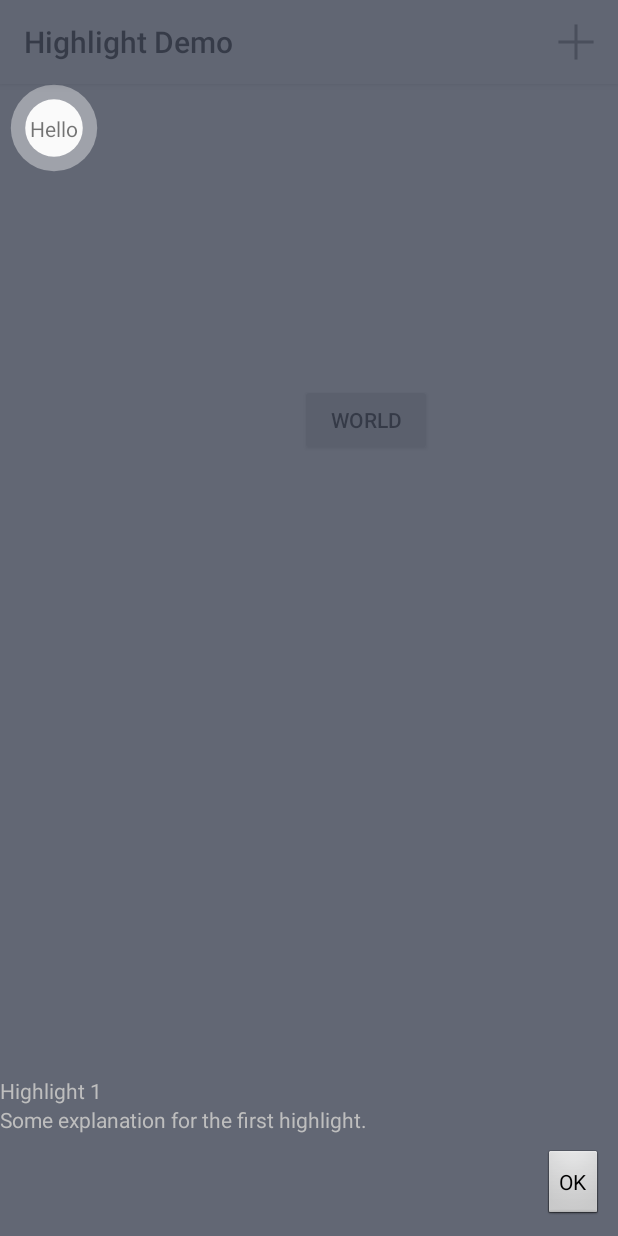
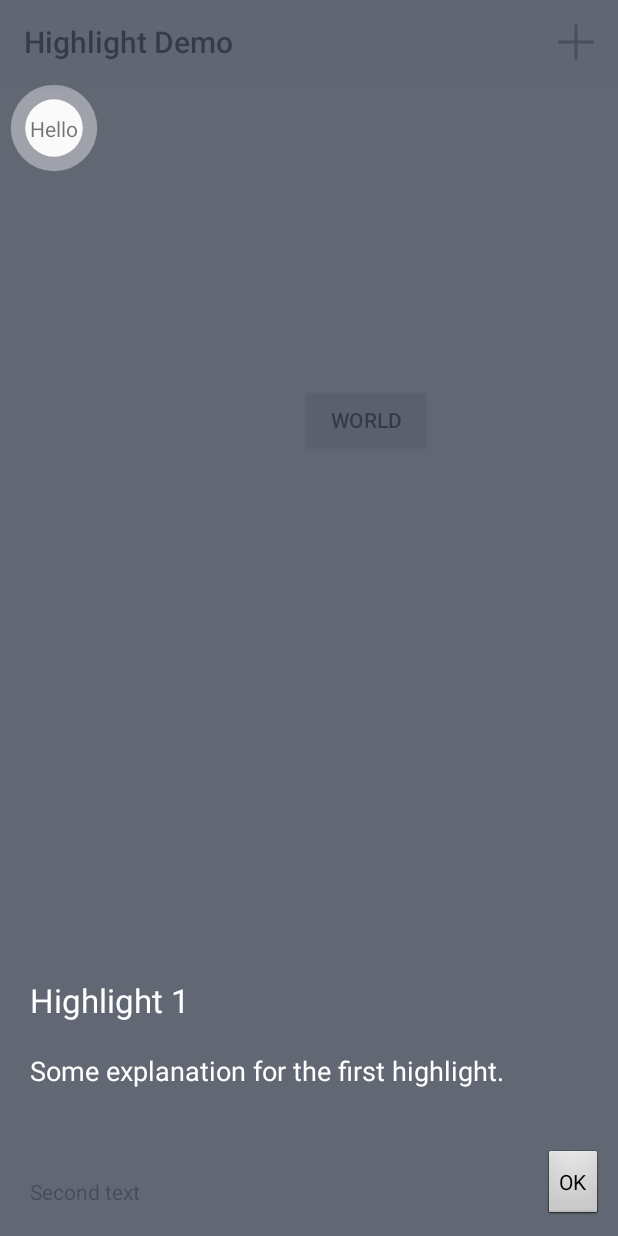
Before and after one commit to apuder/Highlight, an Android app: the screen it shows after launch (MainActivity), on a phone screen of 412 x 824 dp. Run offline under Robolectric (Android 15) with nearby library versions, the phone set to English and light mode, and no system bars.

Commit message:
Hook into layout listener for all items. Show description either on top of bottom.

```diff
--- a/demo/src/main/java/org/puder/highlight/demo/MainActivity.java
+++ b/demo/src/main/java/org/puder/highlight/demo/MainActivity.java
@@ -19,9 +19,12 @@ public class MainActivity extends AppCompatActivity {
         super.onCreate(savedInstanceState);
         setContentView(R.layout.main_activity);
         highlightManager = new HighlightManager(this);
+        highlightManager.reshowAllHighlights();
         highlightManager.addView(R.id.text).setTitle(R.string.highlight1_title)
                 .setDescriptionId(R.string.highlight1_descr);
         highlightManager.addView(R.id.button).setTitle(R.string.highlight2_title)
+                .setDescriptionId(R.string.highlight2_descr);
+        highlightManager.addView(R.id.text2).setTitle(R.string.highlight2_title)
                 .setDescriptionId(R.string.highlight2_descr);
     }
 
--- a/demo/src/main/res/layout/main_activity.xml
+++ b/demo/src/main/res/layout/main_activity.xml
@@ -19,4 +19,12 @@
         android:layout_marginTop="200dp"
         android:text="World"/>
 
+    <TextView
+        android:id="@+id/text2"
+        android:layout_width="wrap_content"
+        android:layout_height="wrap_content"
+        android:layout_alignParentBottom="true"
+        android:layout_margin="20dp"
+        android:text="Second text"/>
+
 </RelativeLayout>
--- a/demo/src/main/res/values/strings.xml
+++ b/demo/src/main/res/values/strings.xml
@@ -6,5 +6,6 @@
     <string name="highlight2_title">Highlight 2</string>
     <string name="highlight2_descr">Some explanation for the second highlight.</string>
     <string name="highlight3_title">Highlight 3</string>
-    <string name="highlight3_descr">Some explanation for the third highlight.</string>
+    <string name="highlight3_descr">Some explanation for the third highlight. A longer string to
+        force a second line in the help text.</string>
 </resources>
--- a/library/src/main/java/org/puder/highlight/HighlightManager.java
+++ b/library/src/main/java/org/puder/highlight/HighlightManager.java
@@ -1,11 +1,13 @@
 package org.puder.highlight;
 
+import android.content.Context;
+import android.content.SharedPreferences;
+import android.content.SharedPreferences.Editor;
 import android.support.v4.app.FragmentActivity;
 import android.support.v4.app.FragmentManager;
 import android.view.Menu;
 import android.view.MenuItem;
 import android.view.View;
-import android.view.ViewTreeObserver;
 import android.widget.ImageView;
 
 import org.puder.highlight.internal.HighlightContentViewItem;
@@ -18,60 +20,49 @@ import java.util.List;
 
 public class HighlightManager implements HighlightDialogFragment.HighlightDismissedListener {
 
-    final private static String TAG_FRAGMENT = "HIGHLIGHT";
+    final private static String TAG_FRAGMENT   = "HIGHLIGHT_FRAG";
+    final private static String SHARE_PREF     = "HIGHLIGHT_PREFS";
 
     private FragmentActivity    activity;
+    private SharedPreferences   prefs;
     private List<HighlightItem> items;
+    private int                 numItemsToShow = 0;
 
 
     public HighlightManager(FragmentActivity activity) {
         this.activity = activity;
+        prefs = activity.getSharedPreferences(SHARE_PREF, Context.MODE_PRIVATE);
         items = new ArrayList<>();
-        final View view = activity.findViewById(android.R.id.content);
-        ViewTreeObserver o = view.getViewTreeObserver();
-        o.addOnGlobalLayoutListener(new ViewTreeObserver.OnGlobalLayoutListener() {
-            @Override
-            public void onGlobalLayout() {
-                view.getViewTreeObserver().removeOnGlobalLayoutListener(this);
-                show();
-            }
-        });
     }
 
     public HighlightContentViewItem addView(int id) {
-        HighlightContentViewItem item = new HighlightContentViewItem(id);
+        final HighlightContentViewItem item = new HighlightContentViewItem(id);
+        String key = "view-" + Integer.toString(id);
+        if (!isFirstTime(key)) {
+            return item;
+        }
         items.add(item);
+        activity.findViewById(id).addOnLayoutChangeListener(new View.OnLayoutChangeListener() {
+            @Override
+            public void onLayoutChange(View v, int left, int top, int right, int bottom,
+                    int oldLeft, int oldTop, int oldRight, int oldBottom) {
+                if (left == 0 && top == 0 && right == 0 && bottom == 0) {
+                    return;
+                }
+                v.removeOnLayoutChangeListener(this);
+                setScreenPosition(v, item);
+            }
+        });
         return item;
     }
 
     public HighlightMenuItem addMenuItem(Menu menu, int menuItemId) {
-        HighlightMenuItem item = new HighlightMenuItem(menu, menuItemId);
+        final HighlightMenuItem item = new HighlightMenuItem(menu, menuItemId);
+        String key = "menu-" + Integer.toString(menuItemId);
+        if (!isFirstTime(key)) {
+            return item;
+        }
         items.add(item);
-        return item;
-    }
-
-    public void show() {
-        if (items.isEmpty()) {
-            return;
-        }
-        HighlightItem item = items.remove(0);
-        if (item instanceof HighlightMenuItem) {
-            showMenuItem((HighlightMenuItem) item);
-        }
-        if (item instanceof HighlightContentViewItem) {
-            showContentViewItem((HighlightContentViewItem) item);
-        }
-    }
-
-    private void showContentViewItem(HighlightContentViewItem item) {
-        View view = activity.findViewById(item.getContentViewId());
-        int[] location = new int[2];
-        view.getLocationOnScreen(location);
-        showHighlight(item, location[0], location[1], location[0] + view.getMeasuredWidth(),
-                location[1] + view.getMeasuredHeight());
-    }
-
-    private void showMenuItem(final HighlightMenuItem item) {
         final MenuItem it = item.getMenuItem();
 
         ImageView button = new ImageView(activity, null, android.R.attr.actionButtonStyle);
@@ -89,20 +80,48 @@ public class HighlightManager implements HighlightDialogFragment.HighlightDismis
                 if (left == 0 && top == 0 && right == 0 && bottom == 0) {
                     return;
                 }
-
-                if (right == oldRight && left == oldLeft && bottom == oldBottom && top == oldTop) {
-                    return;
-                }
-                int[] location = new int[2];
-                v.getLocationOnScreen(location);
-                showHighlight(item, location[0], location[1], location[0] + right - left,
-                        location[1] + bottom - top);
+                setScreenPosition(v, item);
             }
         });
         it.setActionView(button);
+        return item;
     }
 
-    private void showHighlight(HighlightItem item, int left, int top, int right, int bottom) {
+    private void setScreenPosition(View v, HighlightItem item) {
+        int[] location = new int[2];
+        v.getLocationOnScreen(location);
+        int screenLeft = location[0];
+        int screenTop = location[1];
+        int screenRight = location[0] + v.getMeasuredWidth();
+        int screenBottom = location[1] + v.getMeasuredHeight();
+        item.setScreenPosition(screenLeft, screenTop, screenRight, screenBottom);
+        numItemsToShow++;
+        if (numItemsToShow == items.size()) {
+            show();
+        }
+    }
+
+    private boolean isFirstTime(String key) {
+        if (prefs.getBoolean(key, true)) {
+            Editor editor = prefs.edit();
+            editor.putBoolean(key, false);
+            editor.apply();
+            return true;
+        }
+        return false;
+    }
+
+    public void reshowAllHighlights() {
+        Editor editor = prefs.edit();
+        editor.clear();
+        editor.apply();
+    }
+
+    private void show() {
+        if (items.isEmpty()) {
+            return;
+        }
+        HighlightItem item = items.remove(0);
         FragmentManager fm = activity.getSupportFragmentManager();
         HighlightDialogFragment fragment = (HighlightDialogFragment) fm
                 .findFragmentByTag(TAG_FRAGMENT);
@@ -113,13 +132,14 @@ public class HighlightManager implements HighlightDialogFragment.HighlightDismis
         }
         fragment = new HighlightDialogFragment();
         fragment.setListener(this);
-        fragment.setHighlightItem(item, left, top, right, bottom);
+        fragment.setHighlightItem(item);
         transaction.add(fragment, TAG_FRAGMENT);
         transaction.commit();
     }
 
     @Override
     public void onHighlightDismissed() {
+        numItemsToShow--;
         show();
     }
 }
--- a/library/src/main/java/org/puder/highlight/internal/HighlightDialogFragment.java
+++ b/library/src/main/java/org/puder/highlight/internal/HighlightDialogFragment.java
@@ -2,9 +2,11 @@ package org.puder.highlight.internal;
 
 import android.app.Dialog;
 import android.graphics.Color;
+import android.graphics.Point;
 import android.graphics.drawable.ColorDrawable;
 import android.os.Bundle;
 import android.support.v4.app.DialogFragment;
+import android.view.Display;
 import android.view.View;
 import android.view.WindowManager;
 
@@ -20,18 +22,10 @@ public class HighlightDialogFragment extends DialogFragment {
     private HighlightDismissedListener listener;
 
     private HighlightItem              item;
-    private int                        left;
-    private int                        top;
-    private int                        right;
-    private int                        bottom;
 
 
-    public void setHighlightItem(HighlightItem item, int left, int top, int right, int bottom) {
+    public void setHighlightItem(HighlightItem item) {
         this.item = item;
-        this.left = left;
-        this.top = top;
-        this.right = right;
-        this.bottom = bottom;
     }
 
     public void setListener(HighlightDismissedListener listener) {
@@ -45,9 +39,26 @@ public class HighlightDialogFragment extends DialogFragment {
         overlayInfo.getWindow().setBackgroundDrawable(new ColorDrawable(Color.TRANSPARENT));
         // Removing window dim normally visible when dialog are shown.
         overlayInfo.getWindow().clearFlags(WindowManager.LayoutParams.FLAG_DIM_BEHIND);
-        overlayInfo.setContentView(R.layout.highlight);
+        if (item == null) {
+            /*
+             * Although this fragment is not retained, it seems that Android
+             * will re-create it during an orientation change. In this case item
+             * == null. Just return the empty dialog here and dismiss the dialog
+             * immediately. It will be immediately disposed once the fragment is
+             * removed after the orientation change.
+             */
+            dismissAllowingStateLoss();
+            return overlayInfo;
+        }
+        WindowManager wm = getActivity().getWindowManager();
+        Display display = wm.getDefaultDisplay();
+        Point size = new Point();
+        display.getSize(size);
+        int cy = item.screenTop + (item.screenBottom - item.screenTop) / 2;
+        overlayInfo.setContentView(size.y / 2 > cy ? R.layout.highlight_top
+                : R.layout.highlight_bottom);
         HighlightView highlightView = (HighlightView) overlayInfo.findViewById(R.id.highlight_view);
-        highlightView.setHighlightItem(item, left, top, right, bottom);
+        highlightView.setHighlightItem(item);
         highlightView.setOnClickListener(new View.OnClickListener() {
             @Override
             public void onClick(View v) {
--- a/library/src/main/java/org/puder/highlight/internal/HighlightItem.java
+++ b/library/src/main/java/org/puder/highlight/internal/HighlightItem.java
@@ -2,11 +2,18 @@ package org.puder.highlight.internal;
 
 public class HighlightItem {
 
-    protected int              titleId;
-    protected int              descriptionId;
+    protected int titleId;
+    protected int descriptionId;
+
+    protected int screenLeft;
+    protected int screenTop;
+    protected int screenRight;
+    protected int screenBottom;
 
 
     protected HighlightItem() {
+        titleId = -1;
+        descriptionId = -1;
     }
 
     public HighlightItem setTitle(int id) {
@@ -18,4 +25,11 @@ public class HighlightItem {
         this.descriptionId = id;
         return this;
     }
+
+    public void setScreenPosition(int screenLeft, int screenTop, int screenRight, int screenBottom) {
+        this.screenLeft = screenLeft;
+        this.screenTop = screenTop;
+        this.screenRight = screenRight;
+        this.screenBottom = screenBottom;
+    }
 }
--- a/library/src/main/java/org/puder/highlight/internal/HighlightView.java
+++ b/library/src/main/java/org/puder/highlight/internal/HighlightView.java
@@ -22,10 +22,6 @@ public class HighlightView extends RelativeLayout {
     private Paint            basicPaint;
 
     private HighlightItem    item;
-    private int              left;
-    private int              top;
-    private int              right;
-    private int              bottom;
 
 
     public HighlightView(Context context, AttributeSet attrs) {
@@ -39,17 +35,16 @@ public class HighlightView extends RelativeLayout {
         eraserPaint.setAntiAlias(true);
     }
 
-    public void setHighlightItem(HighlightItem item, int left, int top, int right, int bottom) {
+    public void setHighlightItem(HighlightItem item) {
         this.item = item;
-        this.left = left;
-        this.top = top;
-        this.right = right;
-        this.bottom = bottom;
-
-        TextView title = (TextView) findViewById(R.id.highlight_title);
-        title.setText(item.titleId);
-        TextView descr = (TextView) findViewById(R.id.highlight_description);
-        descr.setText(item.descriptionId);
+        if (item.titleId != -1) {
+            TextView title = (TextView) findViewById(R.id.highlight_title);
+            title.setText(item.titleId);
+        }
+        if (item.descriptionId != -1) {
+            TextView descr = (TextView) findViewById(R.id.highlight_description);
+            descr.setText(item.descriptionId);
+        }
         invalidate();
     }
 
@@ -63,10 +58,10 @@ public class HighlightView extends RelativeLayout {
     protected void dispatchDraw(Canvas canvas) {
         int[] location = new int[2];
         getLocationOnScreen(location);
-        int width = right - left;
-        int height = bottom - top;
-        int cx = left + width / 2 - location[0];
-        int cy = top + height / 2 - location[1];
+        int width = item.screenRight - item.screenLeft;
+        int height = item.screenBottom - item.screenTop;
+        int cx = item.screenLeft + width / 2 - location[0];
+        int cy = item.screenTop + height / 2 - location[1];
         float radius = width > height ? width / 2 : height / 2;
         Bitmap overlay = Bitmap.createBitmap(getMeasuredWidth(), getMeasuredHeight(),
                 Bitmap.Config.ARGB_8888);
--- /dev/null
+++ b/library/src/main/res/layout/highlight_bottom.xml
@@ -0,0 +1,26 @@
+<?xml version="1.0" encoding="utf-8"?>
+<org.puder.highlight.internal.HighlightView
+    xmlns:android="http://schemas.android.com/apk/res/android"
+    android:id="@+id/highlight_view"
+    android:layout_width="match_parent"
+    android:layout_height="match_parent">
+
+    <Button
+        android:id="@+id/highlight_button"
+        android:layout_width="wrap_content"
+        android:layout_height="wrap_content"
+        android:layout_alignParentBottom="true"
+        android:layout_alignParentRight="true"
+        android:layout_margin="@dimen/default_button_margin"
+        android:text="@string/default_button_label"/>
+
+    <TextView
+        android:id="@+id/highlight_title"
+        style="@style/HighlightTitle"/>
+
+    <TextView
+        android:id="@+id/highlight_description"
+        style="@style/HighlightDescription"
+        android:layout_below="@+id/highlight_title"/>
+
+</org.puder.highlight.internal.HighlightView>
--- a/library/src/main/res/layout/highlight.xml
+++ b/library/src/main/res/layout/highlight_top.xml
@@ -16,14 +16,12 @@
 
     <TextView
         android:id="@+id/highlight_description"
-        android:layout_width="wrap_content"
-        android:layout_height="wrap_content"
+        style="@style/HighlightDescription"
         android:layout_above="@+id/highlight_button"/>
 
     <TextView
         android:id="@+id/highlight_title"
-        android:layout_width="wrap_content"
-        android:layout_height="wrap_content"
+        style="@style/HighlightTitle"
         android:layout_above="@+id/highlight_description"/>
 
 </org.puder.highlight.internal.HighlightView>
--- /dev/null
+++ b/library/src/main/res/values/styles.xml
@@ -0,0 +1,22 @@
+<?xml version="1.0" encoding="utf-8"?>
+<resources>
+
+    <style name="HighlightTitle" parent="@android:style/TextAppearance.Large">
+        <item name="android:layout_width">wrap_content</item>
+        <item name="android:layout_height">wrap_content</item>
+        <item name="android:layout_marginTop">?attr/actionBarSize</item>
+        <item name="android:paddingTop">20dp</item>
+        <item name="android:layout_marginLeft">20dp</item>
+        <item name="android:layout_marginRight">20dp</item>
+    </style>
+
+    <style name="HighlightDescription" parent="@android:style/TextAppearance.Medium">
+        <item name="android:layout_width">wrap_content</item>
+        <item name="android:layout_height">wrap_content</item>
+        <item name="android:layout_marginTop">20dp</item>
+        <item name="android:layout_marginLeft">20dp</item>
+        <item name="android:layout_marginRight">20dp</item>
+        <item name="android:layout_marginBottom">30dp</item>
+    </style>
+
+</resources>
```
